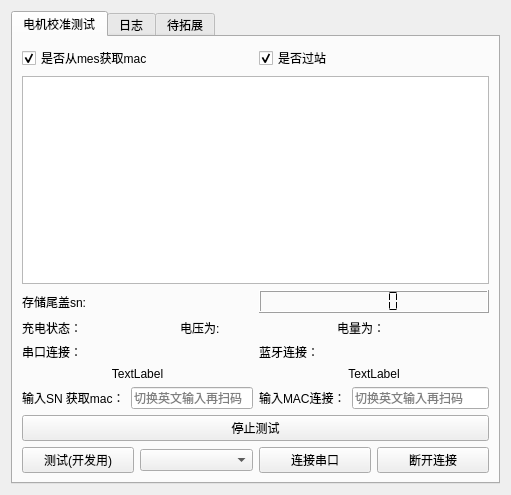
This is work_station/motor/motor.ui in yuhuang163/test as Qt 5 draws it before an edit. The edited form follows.
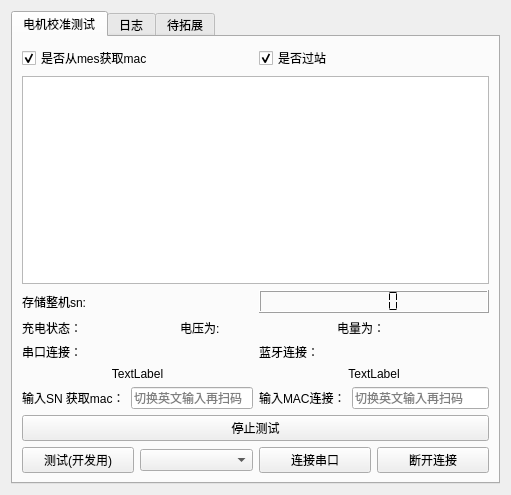
This is the edited form.

Commit message: 统一命名尾盖sn为整机sn，新增对新的fct协议的信号适配

What changed in the file:
```diff
--- a/work_station/motor/motor.ui
+++ b/work_station/motor/motor.ui
@@ -117,7 +117,7 @@
        <item row="2" column="0">
         <widget class="QLabel" name="tail_sn">
          <property name="text">
-          <string>存储尾盖sn:</string>
+          <string>存储整机sn:</string>
          </property>
         </widget>
        </item>
```
Left out of the diff: 2 changed lines with no effect on the pictures. The commit also changes 34 other files.
